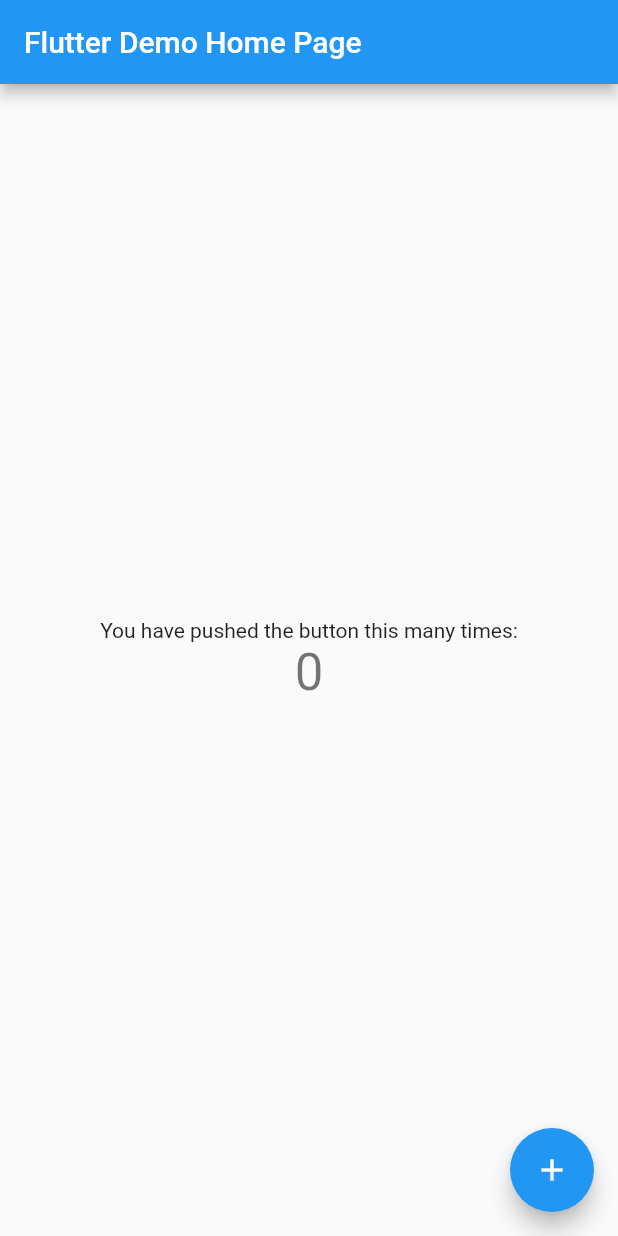
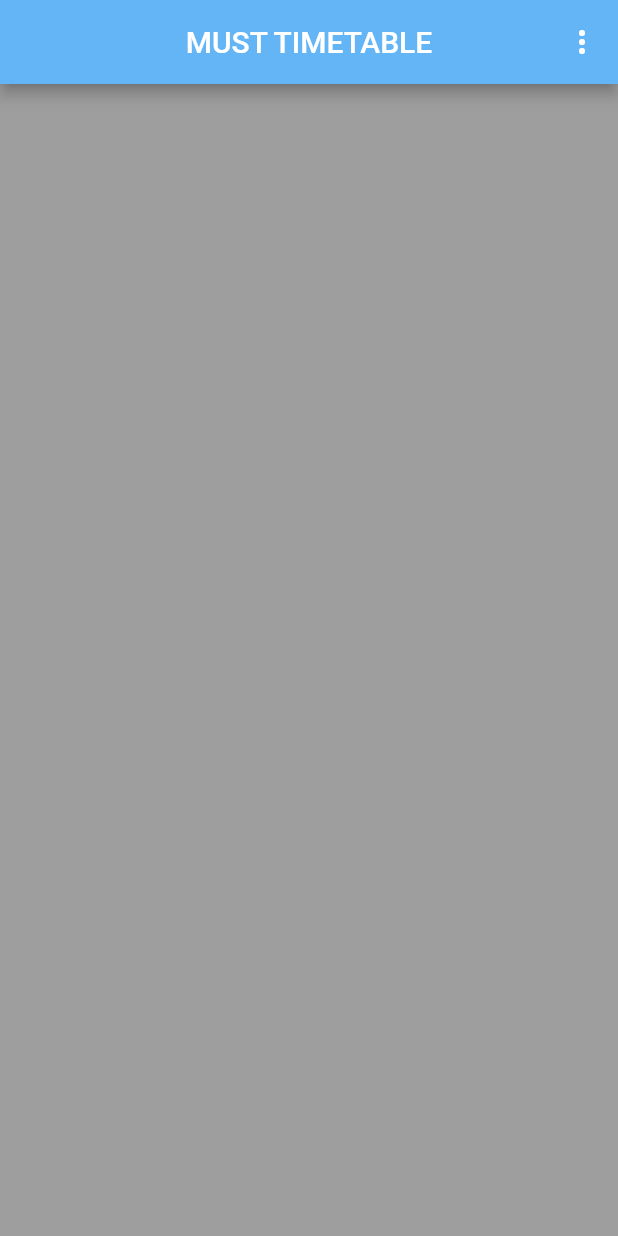
Before and after one commit to shadkasera/must_timetable1, a Flutter app: the screen it shows after launch, on a phone screen of 412 x 824 dp. Run offline on Flutter 3.47's test engine with Material 2 defaults, Android fonts, the light colour scheme and no system bars.

Commit message:
added an action icon and a title

```diff
--- /dev/null
+++ b/lib/home_screen.dart
@@ -0,0 +1,60 @@
+import 'package:flutter/material.dart';
+
+class HomeScreen extends StatelessWidget {
+  const HomeScreen({super.key});
+
+  @override
+  Widget build(BuildContext context) {
+    return SafeArea(
+      child: Scaffold(
+        backgroundColor: Colors.grey,
+        appBar: AppBar(
+          iconTheme: const IconThemeData(color: Colors.white),
+          backgroundColor: Colors.blue[300],
+          title: const Text(
+            'MUST TIMETABLE',
+            style: TextStyle(color: Colors.white),
+          ),
+          actions: [
+            IconButton(
+              icon: const Icon(Icons.more_vert_sharp),
+              onPressed: () {
+                showDialog(
+                  context: context,
+                  builder: (context) {
+                    return FractionallySizedBox(
+                      heightFactor: 0.97,
+                      widthFactor: 0.97,
+                      child: Container(
+                        alignment: Alignment.topRight,
+                        child: Card(
+                          elevation: 5,
+                          child: Padding(
+                            padding: const EdgeInsets.all(8.0),
+                            child: Column(
+                              mainAxisSize: MainAxisSize.min,
+                              crossAxisAlignment: CrossAxisAlignment.end,
+                              // ignore: prefer_const_literals_to_create_immutables
+                              children: [
+                                const Text(
+                                  'More options',
+                                  style: TextStyle(color: Colors.blue),
+                                ),
+                                const SizedBox(height: 5),
+                              ],
+                            ),
+                          ),
+                        ),
+                      ),
+                    );
+                  },
+                );
+              },
+            ),
+          ],
+          centerTitle: true,
+        ),
+      ),
+    );
+  }
+}
--- a/lib/main.dart
+++ b/lib/main.dart
@@ -1,4 +1,6 @@
 import 'package:flutter/material.dart';
+import 'package:must_timetable1/home_screen.dart';
+
 
 void main() {
   runApp(const MyApp());
@@ -11,105 +13,14 @@
   @override
   Widget build(BuildContext context) {
     return MaterialApp(
-      title: 'Flutter Demo',
+      title: 'must_app',
       theme: ThemeData(
-        // This is the theme of your application.
-        //
-        // Try running your application with "flutter run". You'll see the
-        // application has a blue toolbar. Then, without quitting the app, try
-        // changing the primarySwatch below to Colors.green and then invoke
-        // "hot reload" (press "r" in the console where you ran "flutter run",
-        // or simply save your changes to "hot reload" in a Flutter IDE).
-        // Notice that the counter didn't reset back to zero; the application
-        // is not restarted.
-        primarySwatch: Colors.blue,
+        primarySwatch: Colors.grey,
       ),
-      home: const MyHomePage(title: 'Flutter Demo Home Page'),
+      debugShowCheckedModeBanner: false,
+      home: const HomeScreen(),
+
+
     );
   }
 }
-
-class MyHomePage extends StatefulWidget {
-  const MyHomePage({super.key, required this.title});
-
-  // This widget is the home page of your application. It is stateful, meaning
-  // that it has a State object (defined below) that contains fields that affect
-  // how it looks.
-
-  // This class is the configuration for the state. It holds the values (in this
-  // case the title) provided by the parent (in this case the App widget) and
-  // used by the build method of the State. Fields in a Widget subclass are
-  // always marked "final".
-
-  final String title;
-
-  @override
-  State<MyHomePage> createState() => _MyHomePageState();
-}
-
-class _MyHomePageState extends State<MyHomePage> {
-  int _counter = 0;
-
-  void _incrementCounter() {
-    setState(() {
-      // This call to setState tells the Flutter framework that something has
-      // changed in this State, which causes it to rerun the build method below
-      // so that the display can reflect the updated values. If we changed
-      // _counter without calling setState(), then the build method would not be
-      // called again, and so nothing would appear to happen.
-      _counter++;
-    });
-  }
-
-  @override
-  Widget build(BuildContext context) {
-    // This method is rerun every time setState is called, for instance as done
-    // by the _incrementCounter method above.
-    //
-    // The Flutter framework has been optimized to make rerunning build methods
-    // fast, so that you can just rebuild anything that needs updating rather
-    // than having to individually change instances of widgets.
-    return Scaffold(
-      appBar: AppBar(
-        // Here we take the value from the MyHomePage object that was created by
-        // the App.build method, and use it to set our appbar title.
-        title: Text(widget.title),
-      ),
-      body: Center(
-        // Center is a layout widget. It takes a single child and positions it
-        // in the middle of the parent.
-        child: Column(
-          // Column is also a layout widget. It takes a list of children and
-          // arranges them vertically. By default, it sizes itself to fit its
-          // children horizontally, and tries to be as tall as its parent.
-          //
-          // Invoke "debug painting" (press "p" in the console, choose the
-          // "Toggle Debug Paint" action from the Flutter Inspector in Android
-          // Studio, or the "Toggle Debug Paint" command in Visual Studio Code)
-          // to see the wireframe for each widget.
-          //
-          // Column has various properties to control how it sizes itself and
-          // how it positions its children. Here we use mainAxisAlignment to
-          // center the children vertically; the main axis here is the vertical
-          // axis because Columns are vertical (the cross axis would be
-          // horizontal).
-          mainAxisAlignment: MainAxisAlignment.center,
-          children: <Widget>[
-            const Text(
-              'You have pushed the button this many times:',
-            ),
-            Text(
-              '$_counter',
-              style: Theme.of(context).textTheme.headlineMedium,
-            ),
-          ],
-        ),
-      ),
-      floatingActionButton: FloatingActionButton(
-        onPressed: _incrementCounter,
-        tooltip: 'Increment',
-        child: const Icon(Icons.add),
-      ), // This trailing comma makes auto-formatting nicer for build methods.
-    );
-  }
-}
```
Also changed, not shown: lib/menu_screen.dart (added, +12 -0 lines).
